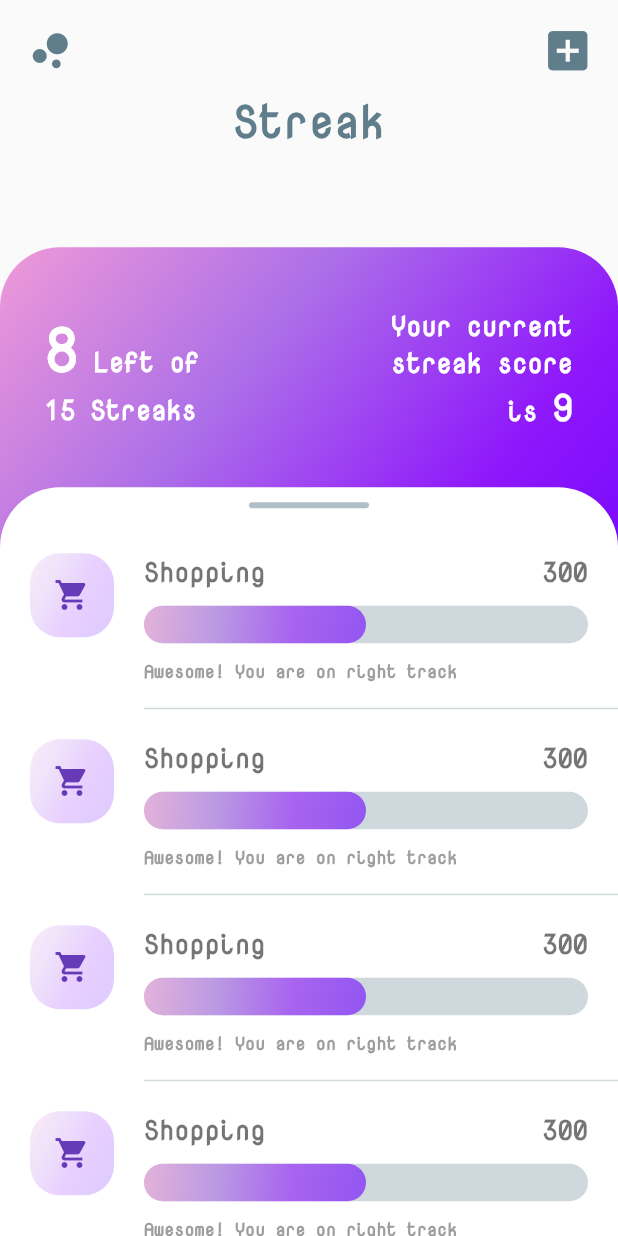
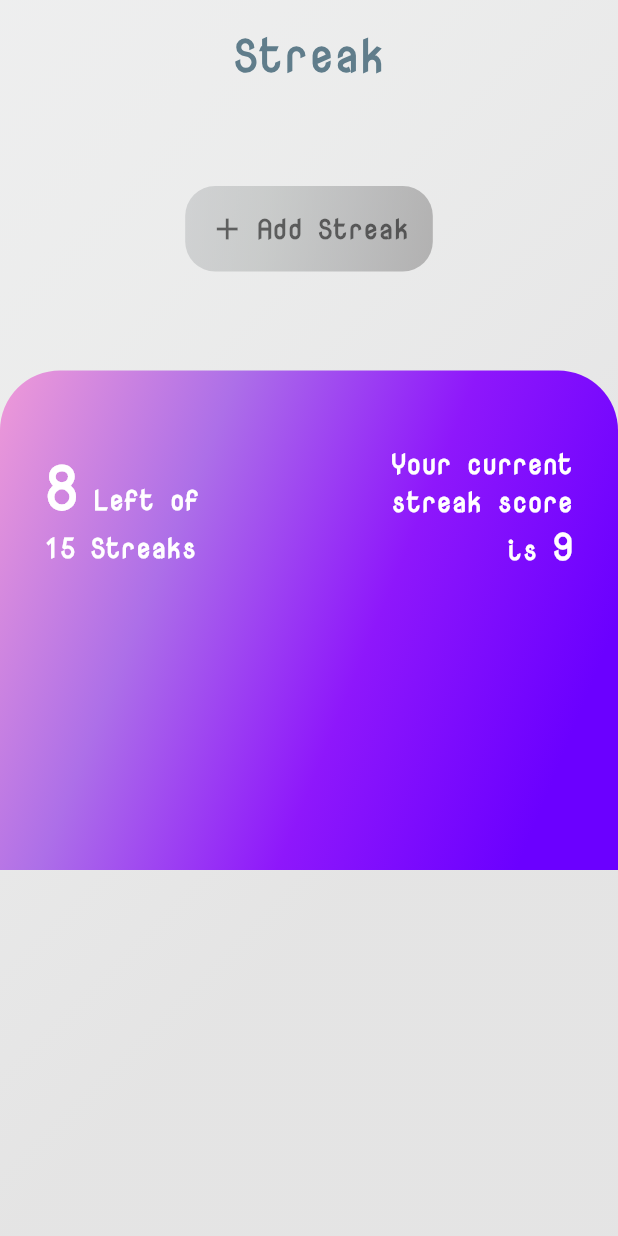
Before and after one commit to lazy-god/reboot_page_insight, a Flutter app: the screen it shows after launch, on a phone screen of 412 x 824 dp. Run offline on Flutter 3.47's test engine with Material 2 defaults, Android fonts, the phone set to English and light mode, and no system bars; our stand-ins replace sqflite; accounts and stored records are empty.

Commit message:
Add: streak screen ui and database

```diff
--- a/lib/components/bottom_bar.dart
+++ b/lib/components/bottom_bar.dart
@@ -1,10 +1,9 @@
 import 'package:flutter/material.dart';
 
 class BottomBar extends StatelessWidget {
-  final double minHeight;
   final Widget child;
   final Gradient gradient;
-  BottomBar({this.minHeight, this.gradient, this.child});
+  BottomBar({this.gradient, this.child});
 
   @override
   Widget build(BuildContext context) {
@@ -13,10 +12,6 @@ class BottomBar extends StatelessWidget {
       crossAxisAlignment: CrossAxisAlignment.stretch,
       children: <Widget>[
         Container(
-          constraints: BoxConstraints(
-            minHeight: minHeight,
-          ),
-          height: 30.0,
           child: child,
           decoration: BoxDecoration(
             gradient: gradient,
--- a/lib/components/streak_dialog.dart
+++ b/lib/components/streak_dialog.dart
@@ -1,5 +1,5 @@
 import 'package:flutter/material.dart';
-import 'package:streak/components/streak_icon.dart';
+import 'package:streak/components/streak_container.dart';
 import 'package:streak/constants.dart';
 
 class StreakDialog extends StatefulWidget {
--- a/lib/components/streak_score.dart
+++ b/lib/components/streak_score.dart
@@ -11,9 +11,10 @@ class _StreakScoreState extends State<StreakScore> {
   Widget build(BuildContext context) {
     return Padding(
       padding: const EdgeInsets.only(
-        top: 40.0,
+        top: 50.0,
         right: 30.0,
         left: 30.0,
+        bottom: 200.0,
       ),
       child: Row(
         crossAxisAlignment: CrossAxisAlignment.start,
--- a/lib/components/tile.dart
+++ b/lib/components/tile.dart
@@ -1,5 +1,5 @@
 import 'package:flutter/material.dart';
-import 'package:streak/components/streak_icon.dart';
+import 'package:streak/components/streak_container.dart';
 import 'package:streak/constants.dart';
 
 class Tile extends StatefulWidget {
--- a/lib/constants.dart
+++ b/lib/constants.dart
@@ -3,7 +3,7 @@ import 'package:flutter/material.dart';
 const double kBarWidth = 40.0;
 const double kBarRadius = 20.0;
 const kAddScreenText = 'Set your goal streak here';
-const kTagTitle = 'title';
+const kTagAddScreen = 'addScreen';
 const kTagIcon = 'icon';
 const kPrimaryColor = Colors.deepPurple;
 const kSecondaryColor = Colors.blueGrey;
@@ -66,6 +66,16 @@ const kLightBlueGreyLinearGradient = LinearGradient(
     Color.fromRGBO(179, 182, 181, 0.2),
     Color.fromRGBO(161, 162, 163, 0.2),
     Color.fromRGBO(142, 141, 141, 0.2),
+  ],
+);
+
+const kMediumBlueGreyLinearGradient = LinearGradient(
+  begin: Alignment.topLeft,
+  colors: [
+    Color.fromRGBO(190, 192, 194, 0.6),
+    Color.fromRGBO(179, 182, 181, 0.6),
+    Color.fromRGBO(161, 162, 163, 0.6),
+    Color.fromRGBO(142, 141, 141, 0.6),
   ],
 );
 
--- /dev/null
+++ b/lib/models/streak.dart
@@ -0,0 +1,40 @@
+class Streak {
+  int _id;
+  String _title;
+  int _goal;
+
+  Streak(this._title, this._goal);
+  Streak.withId(this._id, this._title, this._goal);
+
+  int get id => _id;
+
+  Map<String, dynamic> toMap() {
+    return {
+      'id': _id,
+      'title': _title,
+      'goal': _goal,
+    };
+  }
+
+  String get title => _title;
+
+  int get goal => _goal;
+
+  set goal(int value) {
+    _goal = value;
+  }
+
+  set title(String value) {
+    _title = value;
+  }
+
+  set id(int value) {
+    _id = value;
+  }
+
+  Streak.fromMap(Map<String, dynamic> map) {
+    this._id = map['id'];
+    this._title = map['title'];
+    this._goal = map['goal'];
+  }
+}
--- a/lib/screen/streak_screen.dart
+++ b/lib/screen/streak_screen.dart
@@ -1,9 +1,11 @@
 import 'package:flutter/material.dart';
 import 'package:streak/components/bottom_bar.dart';
-import 'package:streak/components/streak_meter.dart';
+import 'package:streak/components/streak_container.dart';
 import 'package:streak/components/streak_score.dart';
 import 'package:streak/constants.dart';
+import 'package:streak/models/streak.dart';
 import 'package:streak/screen/add_screen.dart';
+import 'package:streak/services/db.dart';
 
 class StreakScreen extends StatefulWidget {
   @override
@@ -11,27 +13,48 @@ class StreakScreen extends StatefulWidget {
 }
 
 class _StreakScreenState extends State<StreakScreen> {
+  final DbProvider _dbProvider = DbProvider();
+  List<Streak> _streakList;
+
   @override
   Widget build(BuildContext context) {
+    if (_streakList == null) {
+      _streakList = List<Streak>();
+    }
+
     return Scaffold(
       body: SafeArea(
         child: Container(
-          child: Stack(
+          decoration: BoxDecoration(
+            gradient: kLightBlueGreyLinearGradient,
+          ),
+          child: Column(
+            crossAxisAlignment: CrossAxisAlignment.stretch,
             children: <Widget>[
-              Align(
-                alignment: Alignment.topRight,
-                child: Padding(
-                  padding: const EdgeInsets.all(16.0),
-                  child: Row(
-                    mainAxisAlignment: MainAxisAlignment.spaceBetween,
+              Padding(
+                padding: const EdgeInsets.only(
+                  top: kPadding,
+                ),
+                child: Row(
+                  mainAxisAlignment: MainAxisAlignment.center,
+                  children: <Widget>[
+                    Text(
+                      'Streak',
+                      style: kTitleText,
+                    ),
+                  ],
+                ),
+              ),
+              Padding(
+                padding: const EdgeInsets.all(
+                  50.0,
+                ),
+                child: Container(
+                  child: Column(
+                    mainAxisAlignment: MainAxisAlignment.end,
                     children: <Widget>[
-                      Icon(
-                        Icons.bubble_chart,
-                        size: 35.0,
-                        color: Colors.blueGrey,
-                      ),
                       GestureDetector(
-                        onTap: () {
+                        onTap: () async {
                           Navigator.push(
                             context,
                             MaterialPageRoute(
@@ -39,58 +62,45 @@ class _StreakScreenState extends State<StreakScreen> {
                             ),
                           );
                         },
-                        child: Icon(
-                          Icons.add_box,
-                          size: 35.0,
-                          color: Colors.blueGrey,
+                        child: Padding(
+                          padding: const EdgeInsets.all(
+                            kPadding,
+                          ),
+                          child: StreakContainer(
+                            child: Hero(
+                              tag: kTagAddScreen,
+                              child: Row(
+                                mainAxisSize: MainAxisSize.min,
+                                children: <Widget>[
+                                  Padding(
+                                    padding: const EdgeInsets.only(
+                                      right: 8.0,
+                                    ),
+                                    child: Icon(
+                                      Icons.add,
+                                      color: Colors.black54,
+                                    ),
+                                  ),
+                                  Text(
+                                    'Add Streak',
+                                    style: kStreakText.copyWith(
+                                      color: Colors.black54,
+                                    ),
+                                  ),
+                                ],
+                              ),
+                            ),
+                            gradient: kMediumBlueGreyLinearGradient,
+                          ),
                         ),
                       ),
                     ],
                   ),
                 ),
               ),
-              Align(
-                alignment: Alignment.topCenter,
-                child: Padding(
-                  padding: const EdgeInsets.only(
-                    top: 60.0,
-                  ),
-                  child: Row(
-                    mainAxisAlignment: MainAxisAlignment.center,
-                    children: <Widget>[
-                      Hero(
-                        tag: kTagTitle,
-                        child: Text(
-                          'Streak',
-                          style: kTitleText,
-                        ),
-                      ),
-                    ],
-                  ),
-                ),
-              ),
-              LayoutBuilder(
-                builder: (context, constraints) {
-                  return BottomBar(
-                    minHeight: (4 * constraints.maxHeight / 5),
-                    gradient: kPurpleLinearGradient,
-                    child: StreakScore(),
-                  );
-                },
-              ),
-              LayoutBuilder(
-                builder: (context, constraints) {
-                  return BottomBar(
-                    minHeight: (4 * constraints.maxHeight / 5) - 160,
-                    gradient: LinearGradient(
-                      colors: [
-                        Colors.white,
-                        Colors.white,
-                      ],
-                    ),
-                    child: StreakMeter(),
-                  );
-                },
+              BottomBar(
+                gradient: kPurpleLinearGradient,
+                child: StreakScore(),
               ),
             ],
           ),
--- /dev/null
+++ b/lib/services/db.dart
@@ -0,0 +1,71 @@
+import 'package:path/path.dart' as path;
+import 'package:sqflite/sqflite.dart';
+import 'package:streak/models/streak.dart';
+
+class DbProvider {
+  static DbProvider _dbProvider;
+  static Database _database;
+
+  String tableName = 'streaks';
+  String colId = 'id';
+  String colTitle = 'title';
+  String colGoal = 'goal';
+
+  factory DbProvider() {
+    if (_dbProvider == null) {
+      _dbProvider = DbProvider._createInstance();
+    }
+    return _dbProvider;
+  }
+
+  Future<Database> get database async {
+    if (_database == null) {
+      _database = await initializeDb();
+    }
+    return _database;
+  }
+
+  DbProvider._createInstance();
+
+  Future<Database> initializeDb() async {
+    final database = openDatabase(
+      path.join(
+        await getDatabasesPath(),
+        'streak.db',
+      ),
+      onCreate: (db, version) {
+        return db.execute(
+          'CREATE TABLE $tableName(id INTEGER PRIMARY KEY AUTOINCREMENT, title TEXT, goal INTEGER)',
+        );
+      },
+      version: 1,
+    );
+    return database;
+  }
+
+  // fetch operation
+  Future<List<Streak>> getStreakMapList() async {
+    final Database db = await this.database;
+    final List<Map<String, dynamic>> maps = await db.query(tableName);
+    return List.generate(
+      maps.length,
+      (i) {
+        return Streak.withId(
+          maps[i]['id'],
+          maps[i]['title'],
+          maps[i]['goal'],
+        );
+      },
+    );
+  }
+
+  // insert operation
+  Future<int> insertStreak(Streak streak) async {
+    final Database db = await this.database;
+    int result = await db.insert(
+      tableName,
+      streak.toMap(),
+    );
+    return result;
+  }
+}
--- a/pubspec.yaml
+++ b/pubspec.yaml
@@ -11,6 +11,8 @@ dependencies:
     sdk: flutter
 
   cupertino_icons: ^0.1.2
+  path: ^1.6.4
+  sqflite: ^1.1.7
 
 dev_dependencies:
   flutter_test:
```
Also changed, not shown: lib/components/sterak_circular_container.dart (added, +23 -0 lines), lib/components/streak_menu.dart (added, +46 -0 lines), lib/screen/add_screen.dart (+67 -10 lines), lib/components/streak_container.dart (renamed from lib/components/streak_icon.dart), pubspec.lock, 3 other files.
